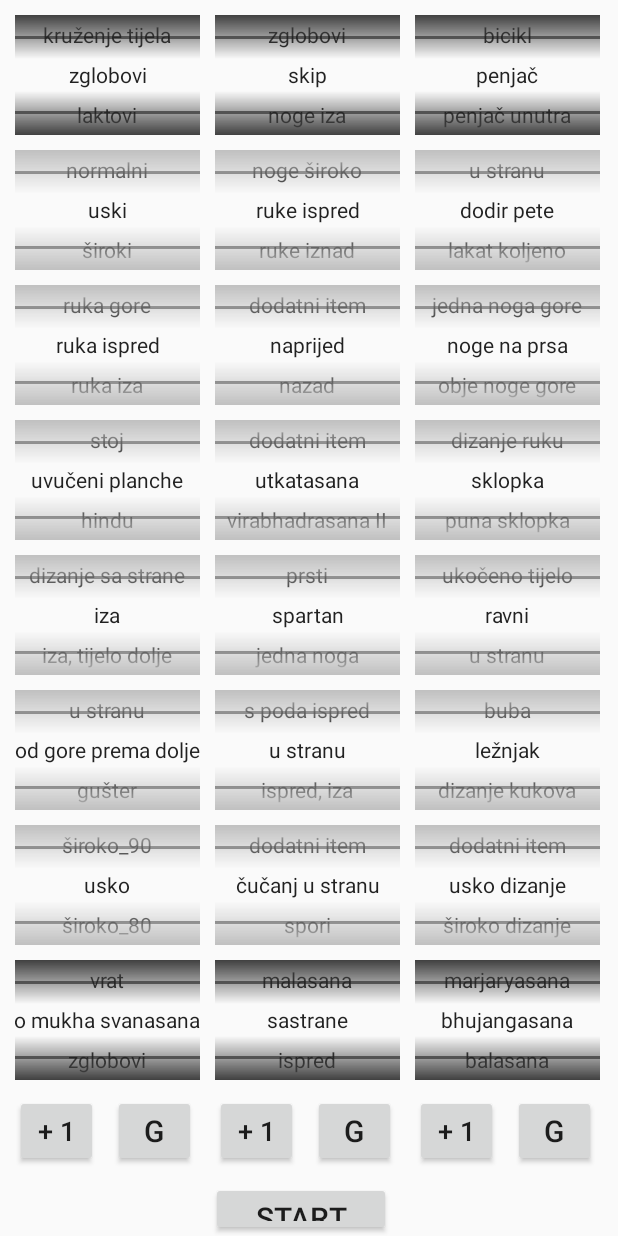
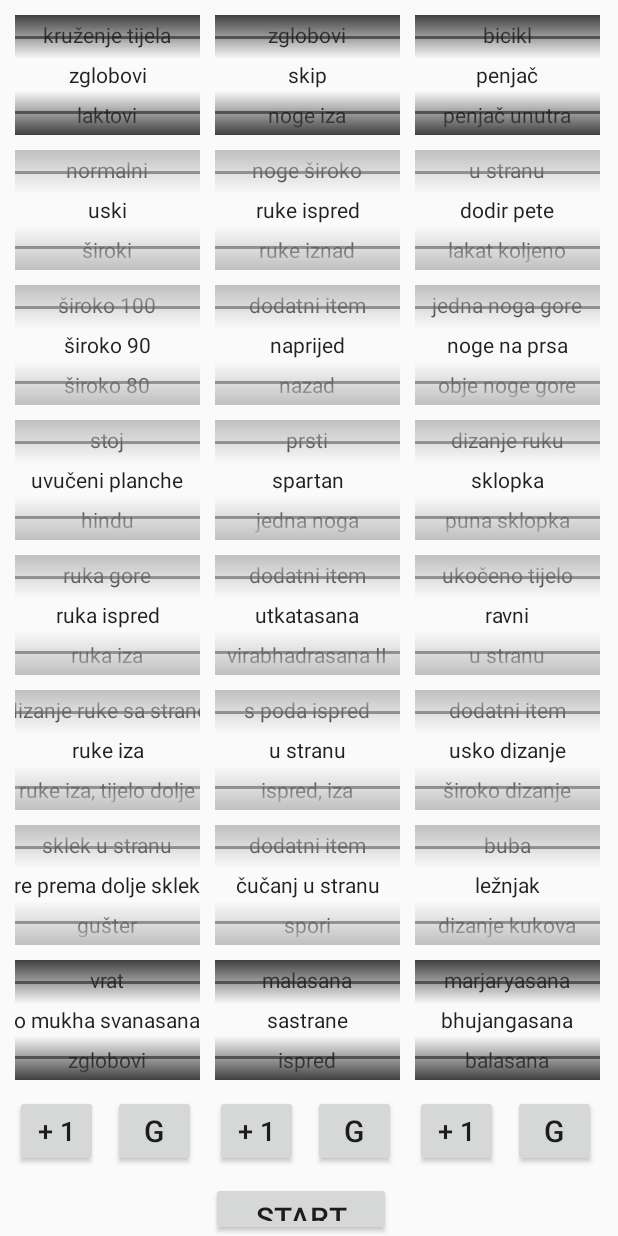
Before and after one commit to kathestos/Regime-app, an Android app: the WorkoutSchedule screen opened directly, with no data from a screen before it, after a tap on "+ 1", on a phone screen of 412 x 824 dp. Run offline under Robolectric (Android 15) with nearby library versions, the phone set to English and light mode, and no system bars.

Commit message:
izrada prikaza vjezbi

```diff
--- a/app/src/main/AndroidManifest.xml
+++ b/app/src/main/AndroidManifest.xml
@@ -12,6 +12,7 @@
         android:supportsRtl="true"
         android:theme="@style/AppTheme"
         tools:ignore="GoogleAppIndexingWarning">
+        <activity android:name=".WorkoutDisplay"></activity>
         <activity android:name=".WorkoutSchedule" />
         <activity android:name=".SkillActivity" />
         <activity android:name=".ScheduleActivity" />
--- a/app/src/main/java/com/example/myapplication/WorkoutSchedule.java
+++ b/app/src/main/java/com/example/myapplication/WorkoutSchedule.java
@@ -1,5 +1,8 @@
 package com.example.myapplication;
 
+import android.content.Context;
+import android.content.Intent;
+import android.content.SharedPreferences;
 import android.os.Bundle;
 import android.view.WindowManager;
 import android.widget.Button;
@@ -9,9 +12,14 @@ import androidx.appcompat.app.AppCompatActivity;
 
 import com.google.android.gms.common.util.ArrayUtils;
 
+import java.util.ArrayList;
 import java.util.Objects;
 
 public class WorkoutSchedule extends AppCompatActivity {
+
+    ArrayList<Integer> playlist = new ArrayList<>();
+    ArrayList<String> lista = new ArrayList<>();
+    SharedPreferences sp;
 
     @Override
     protected void onCreate(Bundle savedInstanceState) {
@@ -20,6 +28,9 @@ public class WorkoutSchedule extends AppCompatActivity {
                 WindowManager.LayoutParams.FLAG_FULLSCREEN);
         Objects.requireNonNull(getSupportActionBar()).hide();
         setContentView(R.layout.activity_workout_schedule);
+
+        sp = getSharedPreferences("MyUserPrefs", Context.MODE_PRIVATE);
+        SharedPreferences.Editor editor = sp.edit();
 
         NumberPicker zagrijavanjePrsa = findViewById(R.id.zagrijavanje_prsa);
         String[] zagrijavanjePrsaList = getResources().getStringArray(R.array.zagrijavanje_ruke);
@@ -77,6 +88,14 @@ public class WorkoutSchedule extends AppCompatActivity {
             ruke.setValue(ruke.getValue() + 1);
             sklekKretanje.setValue(sklekKretanje.getValue() + 1);
             stangaPrsa.setValue(stangaPrsa.getValue() + 1);
+
+            editor.putInt("sklekoviNumber", sklekovi.getValue());
+            editor.putInt("prsaStabilnostNumber", prsaStabilnost.getValue());
+            editor.putInt("prsaVjestineNumber", prsaVjestine.getValue());
+            editor.putInt("rukeNumber", ruke.getValue());
+            editor.putInt("sklekKretanjeNumber", sklekKretanje.getValue());
+            editor.putInt("stangaPrsaNumber", stangaPrsa.getValue());
+            editor.apply();
         });
 
         NumberPicker zagrijavanjeNoge = findViewById(R.id.zagrijavanje_noge);
@@ -137,6 +156,14 @@ public class WorkoutSchedule extends AppCompatActivity {
             raznoNoge.setValue(raznoNoge.getValue() + 1);
             noge.setValue(noge.getValue() + 1);
             kretanjeNoge.setValue(kretanjeNoge.getValue() + 1);
+
+            editor.putInt("cucnjeviNumber", cucnjevi.getValue());
+            editor.putInt("rudariNumber", rudari.getValue());
+            editor.putInt("stabilnostNogeNumber", stabilnostNoge.getValue());
+            editor.putInt("raznoNogeNumber", raznoNoge.getValue());
+            editor.putInt("nogeNumber", noge.getValue());
+            editor.putInt("kretanjeNogeNumber", kretanjeNoge.getValue());
+            editor.apply();
         });
 
         NumberPicker zagrijavanjeTrbuh = findViewById(R.id.zagrijavanje_trbuh);
@@ -195,6 +222,160 @@ public class WorkoutSchedule extends AppCompatActivity {
             plank.setValue(plank.getValue() + 1);
             trbuhRazno.setValue(trbuhRazno.getValue() + 1);
             trbuhStanga.setValue(trbuhStanga.getValue() + 1);
+
+            editor.putInt("trbuhStranaNumber", trbuhStrana.getValue());
+            editor.putInt("trbuhDoljeNumber", trbuhDolje.getValue());
+            editor.putInt("trbuhGoreNumber", trbuhGore.getValue());
+            editor.putInt("plankNumber", plank.getValue());
+            editor.putInt("trbuhRaznoNumber", trbuhRazno.getValue());
+            editor.putInt("trbuhStangaNumber", trbuhStanga.getValue());
+            editor.apply();
+        });
+
+        sklekovi.setOnValueChangedListener((numberPicker, oldValue, newValue) -> {
+            editor.putInt("sklekoviNumber", sklekovi.getValue());
+            editor.apply();
+        });
+        prsaStabilnost.setOnValueChangedListener((numberPicker, oldValue, newValue) -> {
+            editor.putInt("prsaStabilnostNumber", prsaStabilnost.getValue());
+            editor.apply();
+        });
+        prsaVjestine.setOnValueChangedListener((numberPicker, oldValue, newValue) -> {
+            editor.putInt("prsaVjestineNumber", prsaVjestine.getValue());
+            editor.apply();
+        });
+        ruke.setOnValueChangedListener((numberPicker, oldValue, newValue) -> {
+            editor.putInt("rukeNumber", ruke.getValue());
+            editor.apply();
+        });
+        sklekKretanje.setOnValueChangedListener((numberPicker, oldValue, newValue) -> {
+            editor.putInt("sklekKretanjeNumber", sklekKretanje.getValue());
+            editor.apply();
+        });
+        stangaPrsa.setOnValueChangedListener((numberPicker, oldValue, newValue) -> {
+            editor.putInt("stangaPrsaNumber", stangaPrsa.getValue());
+            editor.apply();
+        });
+
+        cucnjevi.setOnValueChangedListener((numberPicker, oldValue, newValue) -> {
+            editor.putInt("cucnjeviNumber", cucnjevi.getValue());
+            editor.apply();
+        });
+        rudari.setOnValueChangedListener((numberPicker, oldValue, newValue) -> {
+            editor.putInt("rudariNumber", rudari.getValue());
+            editor.apply();
+        });
+        stabilnostNoge.setOnValueChangedListener((numberPicker, oldValue, newValue) -> {
+            editor.putInt("stabilnostNogeNumber", stabilnostNoge.getValue());
+            editor.apply();
+        });
+        raznoNoge.setOnValueChangedListener((numberPicker, oldValue, newValue) -> {
+            editor.putInt("raznoNogeNumber", raznoNoge.getValue());
+            editor.apply();
+        });
+        noge.setOnValueChangedListener((numberPicker, oldValue, newValue) -> {
+            editor.putInt("nogeNumber", noge.getValue());
+            editor.apply();
+        });
+        kretanjeNoge.setOnValueChangedListener((numberPicker, oldValue, newValue) -> {
+            editor.putInt("kretanjeNogeNumber", kretanjeNoge.getValue());
+            editor.apply();
+        });
+
+        trbuhStrana.setOnValueChangedListener((numberPicker, oldValue, newValue) -> {
+            editor.putInt("trbuhStranaNumber", trbuhStrana.getValue());
+            editor.apply();
+        });
+        trbuhDolje.setOnValueChangedListener((numberPicker, oldValue, newValue) -> {
+            editor.putInt("trbuhDoljeNumber", trbuhDolje.getValue());
+            editor.apply();
+        });
+        trbuhGore.setOnValueChangedListener((numberPicker, oldValue, newValue) -> {
+            editor.putInt("trbuhGoreNumber", trbuhGore.getValue());
+            editor.apply();
+        });
+        plank.setOnValueChangedListener((numberPicker, oldValue, newValue) -> {
+            editor.putInt("plankNumber", plank.getValue());
+            editor.apply();
+        });
+        trbuhRazno.setOnValueChangedListener((numberPicker, oldValue, newValue) -> {
+            editor.putInt("trbuhRaznoNumber", trbuhRazno.getValue());
+            editor.apply();
+        });
+        trbuhStanga.setOnValueChangedListener((numberPicker, oldValue, newValue) -> {
+            editor.putInt("trbuhStangaNumber", trbuhStanga.getValue());
+            editor.apply();
+        });
+
+        SharedPreferences sp2 = getApplicationContext().getSharedPreferences("MyUserPrefs", Context.MODE_PRIVATE);
+
+        sklekovi.setValue(sp2.getInt("sklekoviNumber", 0));
+        prsaStabilnost.setValue(sp2.getInt("prsaStabilnostNumber", 0));
+        prsaVjestine.setValue(sp2.getInt("prsaVjestineNumber", 0));
+        ruke.setValue(sp2.getInt("rukeNumber", 0));
+        sklekKretanje.setValue(sp2.getInt("sklekKretanjeNumber", 0));
+        stangaPrsa.setValue(sp2.getInt("stangaPrsaNumber", 0));
+
+        cucnjevi.setValue(sp2.getInt("cucnjeviNumber", 0));
+        rudari.setValue(sp2.getInt("rudariNumber", 0));
+        stabilnostNoge.setValue(sp2.getInt("stabilnostNogeNumber", 0));
+        raznoNoge.setValue(sp2.getInt("raznoNogeNumber", 0));
+        noge.setValue(sp2.getInt("nogeNumber", 0));
+        kretanjeNoge.setValue(sp2.getInt("kretanjeNogeNumber", 0));
+
+        trbuhStrana.setValue(sp2.getInt("trbuhStranaNumber", 0));
+        trbuhDolje.setValue(sp2.getInt("trbuhDoljeNumber", 0));
+        trbuhGore.setValue(sp2.getInt("trbuhGoreNumber", 0));
+        plank.setValue(sp2.getInt("plankNumber", 0));
+        trbuhRazno.setValue(sp2.getInt("trbuhRaznoNumber", 0));
+        trbuhStanga.setValue(sp2.getInt("trbuhStangaNumber", 0));
+
+        Button generatePrsa = findViewById(R.id.generatePrsa);
+        generatePrsa.setOnClickListener(v -> {
+            lista.clear();
+            lista.add(sklekoviList[sklekovi.getValue()]);
+            lista.add(stangaPrsaList[stangaPrsa.getValue()]);
+            lista.add(prsaVjestineList[prsaVjestine.getValue()]);
+            lista.add(prsaStabilnostList[prsaStabilnost.getValue()]);
+            lista.add(rukeList[ruke.getValue()]);
+            lista.add(sklekKretanjeList[sklekKretanje.getValue()]);
+        });
+
+        Button generateNoge = findViewById(R.id.generateNoge);
+        generateNoge.setOnClickListener(v -> {
+            lista.clear();
+            lista.add(cucnjeviList[cucnjevi.getValue()]);
+            lista.add(rudariList[rudari.getValue()]);
+            lista.add(raznoNogeList[raznoNoge.getValue()]);
+            lista.add(stabilnostNogeList[stabilnostNoge.getValue()]);
+            lista.add(nogeList[noge.getValue()]);
+            lista.add(kretanjeNogeList[kretanjeNoge.getValue()]);
+        });
+
+        Button generateTrbuh = findViewById(R.id.generateTrbuh);
+        generateTrbuh.setOnClickListener(v -> {
+            lista.clear();
+            lista.add(trbuhStranaList[trbuhStrana.getValue()]);
+            lista.add(trbuhDoljeList[trbuhDolje.getValue()]);
+            lista.add(trbuhGoreList[trbuhGore.getValue()]);
+            lista.add(plankList[plank.getValue()]);
+            lista.add(trbuhStangaList[trbuhStanga.getValue()]);
+            lista.add(trbuhRaznoList[trbuhRazno.getValue()]);
+        });
+
+        Button start = findViewById(R.id.start);
+        start.setOnClickListener(v -> {
+            playlist.add(R.raw.norm_sklek);
+            playlist.add(R.raw.prvi);
+            playlist.add(R.raw.drugi);
+            playlist.add(R.raw.treci);
+            playlist.add(R.raw.norm_sklek);
+
+
+            Intent startIntent = new Intent(getApplicationContext(), WorkoutDisplay.class);
+            startIntent.putStringArrayListExtra("lista", lista);
+            startActivity(startIntent);
+
         });
 
     }
--- a/app/src/main/res/layout/activity_workout_schedule.xml
+++ b/app/src/main/res/layout/activity_workout_schedule.xml
@@ -24,7 +24,7 @@
         android:solidColor="@color/silver" />
 
     <NumberPicker
-        android:id="@+id/prsa_stabilnost"
+        android:id="@+id/prsa_štanga"
         android:layout_width="123dp"
         android:layout_height="80dp"
         android:layout_below="@+id/sklekovi"
@@ -36,7 +36,16 @@
         android:id="@+id/prsa_vještine"
         android:layout_width="123dp"
         android:layout_height="80dp"
-        android:layout_below="@+id/prsa_stabilnost"
+        android:layout_below="@+id/prsa_štanga"
+        android:layout_marginStart="10dp"
+        android:layout_marginTop="10dp"
+        android:solidColor="@color/silver" />
+
+    <NumberPicker
+        android:id="@+id/prsa_stabilnost"
+        android:layout_width="123dp"
+        android:layout_height="80dp"
+        android:layout_below="@+id/prsa_vještine"
         android:layout_marginStart="10dp"
         android:layout_marginTop="10dp"
         android:solidColor="@color/silver" />
@@ -45,7 +54,7 @@
         android:id="@+id/ruke"
         android:layout_width="123dp"
         android:layout_height="80dp"
-        android:layout_below="@+id/prsa_vještine"
+        android:layout_below="@+id/prsa_stabilnost"
         android:layout_marginStart="10dp"
         android:layout_marginTop="10dp"
         android:solidColor="@color/silver" />
@@ -60,19 +69,10 @@
         android:solidColor="@color/silver" />
 
     <NumberPicker
-        android:id="@+id/prsa_štanga"
+        android:id="@+id/prsa_rastezanje"
         android:layout_width="123dp"
         android:layout_height="80dp"
         android:layout_below="@+id/prsa_kretanje"
-        android:layout_marginStart="10dp"
-        android:layout_marginTop="10dp"
-        android:solidColor="@color/silver" />
-
-    <NumberPicker
-        android:id="@+id/prsa_rastezanje"
-        android:layout_width="123dp"
-        android:layout_height="80dp"
-        android:layout_below="@+id/prsa_štanga"
         android:layout_marginStart="10dp"
         android:layout_marginTop="10dp"
         android:solidColor="@color/darker" />
@@ -131,7 +131,7 @@
         android:solidColor="@color/silver" />
 
     <NumberPicker
-        android:id="@+id/stabilnost_noge"
+        android:id="@+id/razno_noge"
         android:layout_width="123dp"
         android:layout_height="80dp"
         android:layout_below="@+id/rudari"
@@ -141,10 +141,10 @@
         android:solidColor="@color/silver" />
 
     <NumberPicker
-        android:id="@+id/razno_noge"
+        android:id="@+id/stabilnost_noge"
         android:layout_width="123dp"
         android:layout_height="80dp"
-        android:layout_below="@+id/stabilnost_noge"
+        android:layout_below="@+id/razno_noge"
         android:layout_marginStart="10dp"
         android:layout_marginTop="10dp"
         android:layout_toEndOf="@+id/zagrijavanje_prsa"
@@ -154,7 +154,7 @@
         android:id="@+id/noge"
         android:layout_width="123dp"
         android:layout_height="80dp"
-        android:layout_below="@+id/razno_noge"
+        android:layout_below="@+id/stabilnost_noge"
         android:layout_marginStart="10dp"
         android:layout_marginTop="10dp"
         android:layout_toEndOf="@+id/zagrijavanje_prsa"
@@ -228,7 +228,7 @@
         android:id="@+id/trbuh_dolje"
         android:layout_width="123dp"
         android:layout_height="80dp"
-        android:layout_below="@+id/čučnjevi"
+        android:layout_below="@+id/trbuh_strana"
         android:layout_marginStart="10dp"
         android:layout_marginTop="10dp"
         android:layout_toEndOf="@+id/zagrijavanje_noge"
@@ -255,7 +255,7 @@
         android:solidColor="@color/silver" />
 
     <NumberPicker
-        android:id="@+id/trbuh_razno"
+        android:id="@+id/trbuh_štanga"
         android:layout_width="123dp"
         android:layout_height="80dp"
         android:layout_below="@+id/plank"
@@ -265,10 +265,10 @@
         android:solidColor="@color/silver" />
 
     <NumberPicker
-        android:id="@+id/trbuh_štanga"
+        android:id="@+id/trbuh_razno"
         android:layout_width="123dp"
         android:layout_height="80dp"
-        android:layout_below="@+id/trbuh_razno"
+        android:layout_below="@+id/trbuh_štanga"
         android:layout_marginStart="10dp"
         android:layout_marginTop="10dp"
         android:layout_toEndOf="@+id/zagrijavanje_noge"
@@ -278,7 +278,7 @@
         android:id="@+id/rastezanje_trbuh"
         android:layout_width="123dp"
         android:layout_height="80dp"
-        android:layout_below="@+id/trbuh_štanga"
+        android:layout_below="@+id/trbuh_razno"
         android:layout_marginStart="10dp"
         android:layout_marginTop="10dp"
         android:layout_toEndOf="@+id/zagrijavanje_noge"
--- a/app/src/main/res/values/strings.xml
+++ b/app/src/main/res/values/strings.xml
@@ -14,6 +14,9 @@
     <string name="set3_prsa">Treći Set</string>
     <string name="rastezanje_ruke">Rastezanje</string>
     <string name="varijacije_prsa">Varijacije</string>
+
+    <!--    zglobovi gore dolje, lijevo desno, rotacija, kružno prema van, prema unutra, šaka stisnuta, ispružena, laktovi kružno vanjski, unutarnji-->
+    <!--    ramena kružno, ruke usko prema cijelim krugovima, ruke natrag, dlan prema stopalu, kruženje tijela udesno, ulijevo-->
 
     <string-array name="zagrijavanje_ruke">
         <item>zglobovi</item> <!-- plus stisak šake, ispružena šaka   -->
@@ -48,11 +51,13 @@
         <item>spori</item>
     </string-array>
 
+    <!--ado muka svanasana, desni zglob gore, dolje, naprijed, lijevi zglob gore, dolje, naprijed, ramena ispred, laktovi iza, u stranu, skroz dolje gore, vrat naprijed nazad, ustranu, nagib, krugovi udesno, ulijevo-->
+
     <string-array name="rastezanje_ruke">
         <item>adho mukha svanasana</item>
         <item>zglobovi</item>
+        <item>ramena</item>
         <item>laktovi</item>
-        <item>ramena</item>
         <item>u stranu</item>
         <item>skroz dolje/gore</item>
         <item>vrat</item>
@@ -90,7 +95,7 @@
         <item>ruka gore</item>
         <item>ruka ispred</item>
         <item>ruka iza</item>
-        <item>dizanje rameni prstima</item>
+        <item>dizanje ramena prstima</item>
     </string-array>
 
     <string-array name="sklek_vještine">
@@ -102,24 +107,29 @@
     </string-array>
 
     <string-array name="ruke">
-        <item>dizanje sa strane</item>
-        <item>iza</item>
-        <item>iza, tijelo dolje</item>
+        <item>dizanje ruke sa strane</item>
+        <item>ruke iza</item>
+        <item>ruke iza, tijelo dolje</item>
         <item>dizanje ispred</item>
         <item>jedna ruka iza</item>
     </string-array>
 
     <string-array name="sklek_kretanje">
-        <item>u stranu</item>
-        <item>od gore prema dolje</item>
+        <item>sklek u stranu</item>
+        <item>od gore prema dolje sklek</item>
         <item>gušter</item>
-        <item>spori</item>
+        <item>spori sklek</item>
     </string-array>
 
     <string-array name="štanga_ruke">
-        <item>široko_90</item>
-        <item>usko</item>
-        <item>široko_80</item>
+        <item>široko 100</item>
+        <item>široko 90</item>
+        <item>široko 80</item>
+        <item>široko 70</item>
+        <item>usko 50</item>
+        <item>usko 60</item>
+        <item>usko 70</item>
+        <item>usko 80</item>
         <item>obje ruke</item>
     </string-array>
 
```
Also changed, not shown: app/src/main/java/com/example/myapplication/WorkoutDisplay.java (added, +30 -0 lines), app/src/main/res/layout/activity_workout_display.xml (added, +45 -0 lines).
